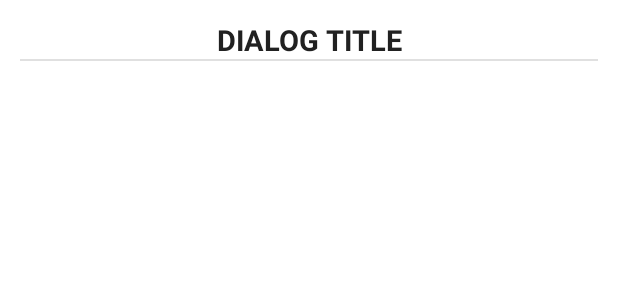
After one commit to trudykush/AndroidJetPackKotlin, an Android app: the layout item_custom_list.xml on its own in the app's theme, with its tools: preview values and no code run, on a phone screen of 412 x 824 dp. The commit adds this screen. Shown: the top 300 px of the screen. Run offline under Robolectric (Android 15) with nearby library versions, the phone set to English and light mode, and no system bars.

Commit message:
custom view for RV

```diff
--- /dev/null
+++ b/app/src/main/res/layout/item_custom_list.xml
@@ -0,0 +1,27 @@
+<?xml version="1.0" encoding="utf-8"?>
+<LinearLayout xmlns:android="http://schemas.android.com/apk/res/android"
+    android:layout_width="match_parent"
+    android:layout_height="match_parent"
+    xmlns:tools="http://schemas.android.com/tools"
+    android:orientation="vertical"
+    android:padding="@dimen/_10sdp">
+
+    <TextView
+        android:id="@+id/tv_text"
+        android:layout_width="match_parent"
+        android:layout_height="wrap_content"
+        android:textSize="@dimen/_15sdp"
+        android:textAllCaps="true"
+        android:gravity="center"
+        android:background="?attr/selectableItemBackground"
+        android:textColor="@color/grey_900"
+        android:textStyle="bold"
+        tools:text="Dialog Title"/>
+
+    <View
+        android:layout_width="match_parent"
+        android:layout_height="@dimen/_1sdp"
+        android:background="@color/divider_line_color"
+        />
+
+</LinearLayout>
--- a/app/src/main/res/values/colors.xml
+++ b/app/src/main/res/values/colors.xml
@@ -16,6 +16,8 @@
     <color name="secondary_dark_color">#519657</color>
     <color name="secondary_light_color">#B2FAB4</color>
 
+    <color name="divider_line_color">#e0e0e0</color>
+
     <color name="dish_image_background">#E1E1E1</color>
     <color name="blue_grey_700">#37474f</color>
     <color name="grey_900">#212121</color>
```
Also changed, not shown: app/src/main/res/layout/dialog_custom_list.xml (added, +26 -0 lines).
